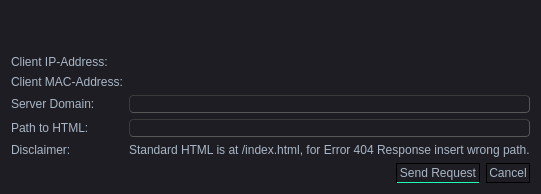
Qt form src/views/dialogs/client_dialog.ui (Filan-glitch/NetSim) before a commit.
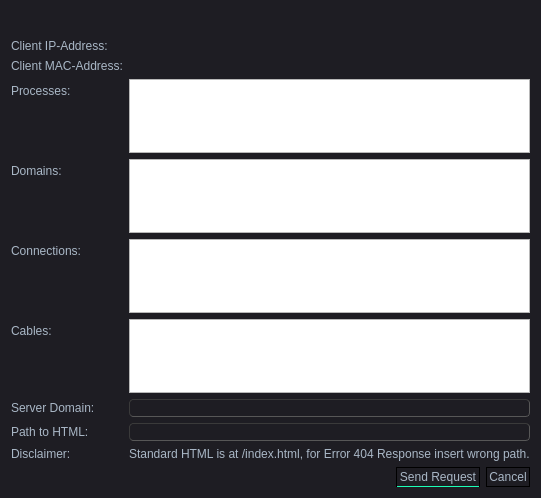
The same form after that commit. Icons and pictures are not drawn.

```diff
--- a/src/views/dialogs/client_dialog.ui
+++ b/src/views/dialogs/client_dialog.ui
@@ -7,7 +7,7 @@
     <x>0</x>
     <y>0</y>
     <width>530</width>
-    <height>194</height>
+    <height>498</height>
    </rect>
   </property>
   <property name="windowTitle">
@@ -475,40 +475,80 @@
        </property>
       </widget>
      </item>
-     <item row="2" column="0">
+     <item row="6" column="0">
       <widget class="QLabel" name="serverDomainLabel">
        <property name="text">
         <string>Server Domain:</string>
        </property>
       </widget>
      </item>
-     <item row="2" column="1">
-      <widget class="QLineEdit" name="serverDomainlineEdit"/>
+     <item row="6" column="1">
+      <widget class="QLineEdit" name="serverDomainLineEdit"/>
      </item>
-     <item row="3" column="0">
+     <item row="7" column="0">
       <widget class="QLabel" name="pathLabel">
        <property name="text">
         <string>Path to HTML:</string>
        </property>
       </widget>
      </item>
-     <item row="3" column="1">
+     <item row="7" column="1">
       <widget class="QLineEdit" name="pathLineEdit"/>
      </item>
-     <item row="4" column="0">
+     <item row="8" column="0">
       <widget class="QLabel" name="disclaimerLabel">
        <property name="text">
         <string>Disclaimer:</string>
        </property>
       </widget>
      </item>
-     <item row="4" column="1">
-      <widget class="QLabel" name="label">
+     <item row="8" column="1">
+      <widget class="QLabel" name="disclaimerTextlabel">
        <property name="text">
         <string>Standard HTML is at /index.html, for Error 404 Response insert wrong path.</string>
        </property>
       </widget>
      </item>
+     <item row="2" column="0">
+      <widget class="QLabel" name="processesLabel">
+       <property name="text">
+        <string>Processes:</string>
+       </property>
+      </widget>
+     </item>
+     <item row="3" column="0">
+      <widget class="QLabel" name="domainsLabel">
+       <property name="text">
+        <string>Domains:</string>
+       </property>
+      </widget>
+     </item>
+     <item row="4" column="0">
+      <widget class="QLabel" name="connectionsLabel">
+       <property name="text">
+        <string>Connections:</string>
+       </property>
+      </widget>
+     </item>
+     <item row="5" column="0">
+      <widget class="QLabel" name="cablesLabel">
+       <property name="text">
+        <string>Cables:</string>
+       </property>
+      </widget>
+     </item>
+     <item row="2" column="1">
+      <widget class="QListWidget" name="processesList"/>
+     </item>
+     <item row="3" column="1">
+      <widget class="QListWidget" name="domainsList"/>
+     </item>
+     <item row="4" column="1">
+      <widget class="QListWidget" name="connectionsList"/>
+     </item>
+     <item row="5" column="1">
+      <widget class="QListWidget" name="cablesList"/>
+     </item>
     </layout>
    </item>
    <item>
```
Left out of the diff: 16 changed lines with no effect on the pictures.
